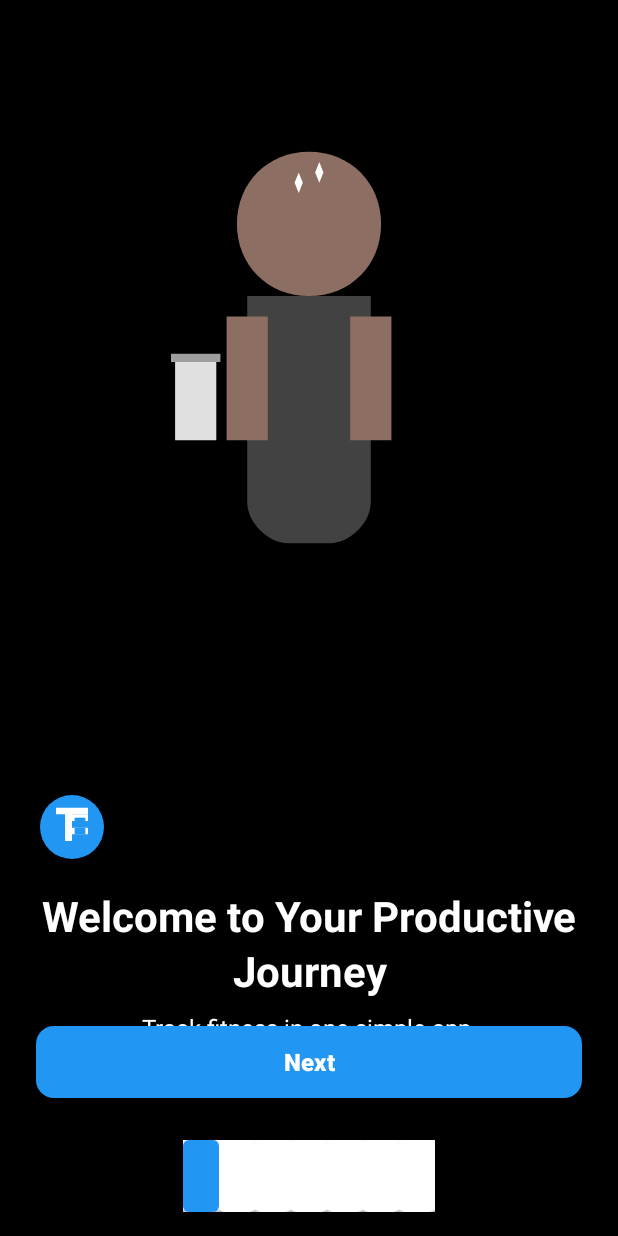
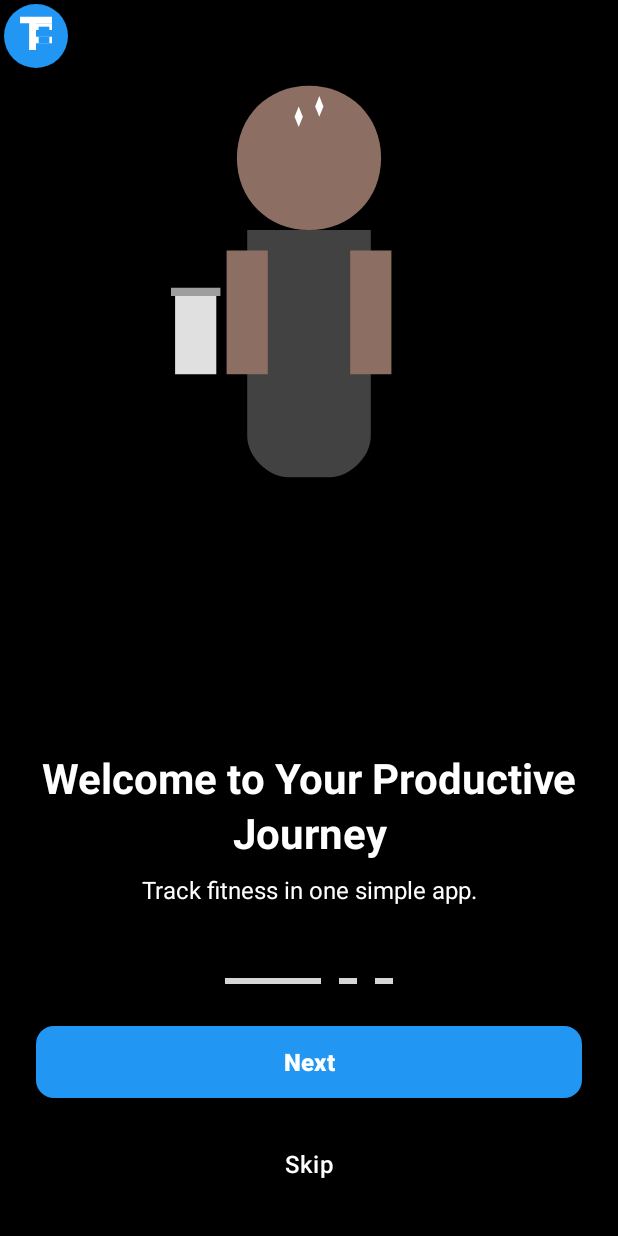
Before and after one commit to Dilum812/bodytune-mobileapp, an Android app: the screen it shows after launch (OnboardingActivity), on a phone screen of 412 x 824 dp. Run offline under Robolectric (Android 15) with nearby library versions, the light colour scheme and no system bars; 4 statements that could not run were skipped; grey boxes are pictures that could not be loaded.

Commit message:
onboarding

```diff
--- a/app/src/main/java/com/example/bodytunemobileapp/OnboardingActivity.kt
+++ b/app/src/main/java/com/example/bodytunemobileapp/OnboardingActivity.kt
@@ -2,6 +2,7 @@ package com.example.bodytunemobileapp
 
 import android.content.Intent
 import android.os.Bundle
+import android.view.ViewGroup
 import androidx.appcompat.app.AppCompatActivity
 import androidx.core.view.WindowCompat
 import androidx.core.view.WindowInsetsCompat
@@ -11,7 +12,6 @@ import com.example.bodytunemobileapp.adapter.OnboardingAdapter
 import com.example.bodytunemobileapp.databinding.ActivityOnboardingBinding
 import com.example.bodytunemobileapp.model.OnboardingItem
 import com.example.bodytunemobileapp.model.ScreenType
-import com.google.android.material.tabs.TabLayoutMediator
 
 class OnboardingActivity : AppCompatActivity() {
 
@@ -30,6 +30,7 @@ class OnboardingActivity : AppCompatActivity() {
         setupOnboardingItems()
         setupViewPager()
         setupButtons()
+        updateIndicator(0)
     }
 
     private fun setupMobileScreen() {
@@ -104,7 +105,7 @@ class OnboardingActivity : AppCompatActivity() {
             )
         )
 
-        onboardingAdapter = OnboardingAdapter(onboardingItems) { onSignUpClick() }
+        onboardingAdapter = OnboardingAdapter(onboardingItems, { onSignUpClick() }, { onSignInClick() })
     }
 
     private fun onSignUpClick() {
@@ -112,21 +113,21 @@ class OnboardingActivity : AppCompatActivity() {
         binding.viewPager.currentItem = 4
     }
 
+    private fun onSignInClick() {
+        // Navigate to sign in screen (index 3)
+        binding.viewPager.currentItem = 3
+    }
+
     private fun setupViewPager() {
         binding.viewPager.adapter = onboardingAdapter
 
-        // Connect ViewPager2 with TabLayout
-        TabLayoutMediator(binding.tabLayout, binding.viewPager) { _, _ ->
-            // This lambda is called for each tab, but we don't need to do anything here
-            // as we're using custom tab backgrounds
-        }.attach()
-
-        // Update button text based on current page
+        // Update button text and custom indicator based on current page
         binding.viewPager.registerOnPageChangeCallback(object : ViewPager2.OnPageChangeCallback() {
             override fun onPageSelected(position: Int) {
                 super.onPageSelected(position)
                 updateButtonText(position)
                 updateButtonVisibility(position)
+                updateIndicator(position)
             }
         })
     }
@@ -155,10 +156,39 @@ class OnboardingActivity : AppCompatActivity() {
     }
 
     private fun updateButtonVisibility(position: Int) {
-        // All screens show buttons
-        binding.btnSkip.visibility = android.view.View.VISIBLE
-        binding.btnNext.visibility = android.view.View.VISIBLE
-        binding.tabLayout.visibility = android.view.View.VISIBLE
+        // Hide buttons on Sign In (index 3) and Sign Up (index 4) pages
+        if (position == 3 || position == 4) {
+            binding.btnSkip.visibility = android.view.View.GONE
+            binding.btnNext.visibility = android.view.View.GONE
+        } else {
+            binding.btnSkip.visibility = android.view.View.VISIBLE
+            binding.btnNext.visibility = android.view.View.VISIBLE
+        }
+    }
+
+    private fun updateIndicator(position: Int) {
+        // Show indicator only on the first 3 onboarding pages
+        val showIndicator = position <= 2
+        binding.indicatorLayout.visibility = if (showIndicator) android.view.View.VISIBLE else android.view.View.GONE
+        if (!showIndicator) return
+
+        val segs = listOf(binding.seg1, binding.seg2, binding.seg3)
+        segs.forEachIndexed { index, view ->
+            if (index == position) {
+                view.setBackgroundResource(R.drawable.progress_active)
+                view.layoutParams = (view.layoutParams as ViewGroup.LayoutParams).apply {
+                    width = resources.getDimensionPixelSize(R.dimen.progress_active_width)
+                    height = resources.getDimensionPixelSize(R.dimen.progress_height)
+                }
+            } else {
+                view.setBackgroundResource(R.drawable.progress_inactive)
+                view.layoutParams = (view.layoutParams as ViewGroup.LayoutParams).apply {
+                    width = resources.getDimensionPixelSize(R.dimen.progress_inactive_width)
+                    height = resources.getDimensionPixelSize(R.dimen.progress_height)
+                }
+            }
+            view.requestLayout()
+        }
     }
 
     private fun navigateToMainActivity() {
--- a/app/src/main/res/drawable/tab_selector.xml
+++ b/app/src/main/res/drawable/tab_selector.xml
@@ -3,15 +3,15 @@
     <item android:state_selected="true">
         <shape android:shape="rectangle">
             <solid android:color="@color/blue_primary" />
-            <corners android:radius="4dp" />
-            <size android:width="24dp" android:height="8dp" />
+            <corners android:radius="2dp" />
+            <size android:width="64dp" android:height="4dp" />
         </shape>
     </item>
     <item>
         <shape android:shape="rectangle">
             <solid android:color="@color/white" />
-            <corners android:radius="4dp" />
-            <size android:width="24dp" android:height="8dp" />
+            <corners android:radius="2dp" />
+            <size android:width="12dp" android:height="4dp" />
         </shape>
     </item>
 </selector>
--- a/app/src/main/res/layout/activity_onboarding.xml
+++ b/app/src/main/res/layout/activity_onboarding.xml
@@ -13,22 +13,46 @@
         app:layout_constraintBottom_toTopOf="@+id/indicatorLayout"
         app:layout_constraintTop_toTopOf="parent" />
 
+    <!-- Custom progress segments -->
     <LinearLayout
         android:id="@+id/indicatorLayout"
-        android:layout_width="match_parent"
+        android:layout_width="wrap_content"
         android:layout_height="wrap_content"
         android:gravity="center"
         android:orientation="horizontal"
-        android:padding="16dp"
-        app:layout_constraintBottom_toBottomOf="@+id/buttonLayout">
+        app:layout_constraintBottom_toTopOf="@+id/buttonLayout"
+        app:layout_constraintStart_toStartOf="parent"
+        app:layout_constraintEnd_toEndOf="parent">
 
-        <com.google.android.material.tabs.TabLayout
-            android:id="@+id/tabLayout"
-            android:layout_width="wrap_content"
-            android:layout_height="wrap_content"
-            app:tabBackground="@drawable/tab_selector"
-            app:tabGravity="center"
-            app:tabIndicatorHeight="0dp" />
+        <View
+            android:id="@+id/seg1"
+            android:layout_width="64dp"
+            android:layout_height="4dp"
+            android:background="@drawable/progress_active" />
+
+        <View
+            android:id="@+id/segSpacer1"
+            android:layout_width="12dp"
+            android:layout_height="4dp"
+            android:background="@android:color/transparent" />
+
+        <View
+            android:id="@+id/seg2"
+            android:layout_width="12dp"
+            android:layout_height="4dp"
+            android:background="@drawable/progress_inactive" />
+
+        <View
+            android:id="@+id/segSpacer2"
+            android:layout_width="12dp"
+            android:layout_height="4dp"
+            android:background="@android:color/transparent" />
+
+        <View
+            android:id="@+id/seg3"
+            android:layout_width="12dp"
+            android:layout_height="4dp"
+            android:background="@drawable/progress_inactive" />
 
     </LinearLayout>
 
--- a/app/src/main/res/layout/item_onboarding.xml
+++ b/app/src/main/res/layout/item_onboarding.xml
@@ -1,25 +1,29 @@
 <?xml version="1.0" encoding="utf-8"?>
 <androidx.constraintlayout.widget.ConstraintLayout xmlns:android="http://schemas.android.com/apk/res/android"
     xmlns:app="http://schemas.android.com/apk/res-auto"
+    xmlns:tools="http://schemas.android.com/tools"
     android:layout_width="match_parent"
     android:layout_height="match_parent"
     android:background="@color/black"
     android:fitsSystemWindows="true">
 
     <!-- Main Image (Person) -->
+
+    <!-- Content Layout -->
+
     <ImageView
         android:id="@+id/ivOnboarding"
         android:layout_width="0dp"
         android:layout_height="0dp"
-        android:layout_marginTop="60dp"
         android:layout_marginBottom="32dp"
         android:scaleType="centerCrop"
+        app:layout_constraintBottom_toTopOf="@+id/contentLayout"
         app:layout_constraintEnd_toEndOf="parent"
+        app:layout_constraintHorizontal_bias="0.0"
         app:layout_constraintStart_toStartOf="parent"
         app:layout_constraintTop_toTopOf="parent"
-        app:layout_constraintBottom_toTopOf="@+id/contentLayout" />
+        app:layout_constraintVertical_bias="0.0" />
 
-    <!-- Content Layout -->
     <LinearLayout
         android:id="@+id/contentLayout"
         android:layout_width="match_parent"
@@ -31,28 +35,22 @@
         app:layout_constraintEnd_toEndOf="parent">
 
         <!-- Logo -->
-        <ImageView
-            android:id="@+id/ivLogo"
-            android:layout_width="48dp"
-            android:layout_height="48dp"
-            android:layout_marginBottom="16dp"
-            android:visibility="visible"
-            android:src="@drawable/ic_launcher_foreground" />
-
-        <!-- Title -->
         <TextView
             android:id="@+id/tvTitle"
             android:layout_width="match_parent"
             android:layout_height="wrap_content"
             android:layout_marginBottom="8dp"
+            android:lineSpacingExtra="4dp"
             android:text="@string/welcome_title"
             android:textAlignment="center"
             android:textColor="@color/white"
             android:textSize="28sp"
-            android:textStyle="bold"
-            android:lineSpacingExtra="4dp" />
+            android:textStyle="bold" />
+
+        <!-- Title -->
 
         <!-- Description -->
+
         <TextView
             android:id="@+id/tvDescription"
             android:layout_width="match_parent"
@@ -66,4 +64,13 @@
 
     </LinearLayout>
 
+    <ImageView
+        android:id="@+id/ivLogo"
+        android:layout_width="48dp"
+        android:layout_height="48dp"
+        android:src="@drawable/ic_launcher_foreground"
+        android:visibility="visible"
+        tools:layout_editor_absoluteX="182dp"
+        tools:layout_editor_absoluteY="448dp" />
+
 </androidx.constraintlayout.widget.ConstraintLayout>
--- a/app/src/main/res/values/strings.xml
+++ b/app/src/main/res/values/strings.xml
@@ -35,6 +35,7 @@
     <string name="continue_with_google">Continue with Google</string>
     <string name="or_continue_with">or continue with</string>
     <string name="dont_have_account">Don\'t have an account? Sign Up</string>
+    <string name="already_have_account">Already have an account? Sign In</string>
 
     <!-- Profile Setup Screen -->
     <string name="tell_us_about_yourself">Tell Us About Yourself</string>
```
Also changed, not shown: app/src/main/java/com/example/bodytunemobileapp/adapter/OnboardingAdapter.kt (+7 -10 lines), app/src/main/res/layout/item_profile_setup.xml (+43 -47 lines), app/src/main/res/layout/item_sign_in.xml (+31 -30 lines), app/src/main/res/layout/item_sign_up.xml (+31 -57 lines).
